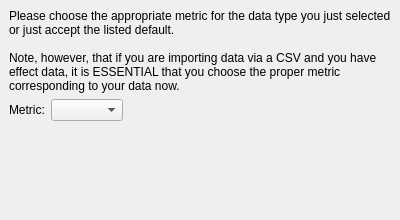
The window that src/rc_metastudio/forms/choose_metric_page.ui (AliSalman-et-al/openmeta-analyst-community) describes before a commit, drawn with Qt 5.
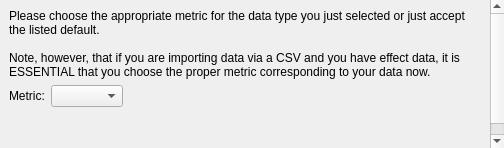
The same window after the commit.

What changed in the file:
```diff
--- a/src/rc_metastudio/forms/choose_metric_page.ui
+++ b/src/rc_metastudio/forms/choose_metric_page.ui
@@ -6,8 +6,8 @@
    <rect>
     <x>0</x>
     <y>0</y>
-    <width>400</width>
-    <height>220</height>
+    <width>0</width>
+    <height>0</height>
    </rect>
   </property>
   <property name="sizePolicy">
```
